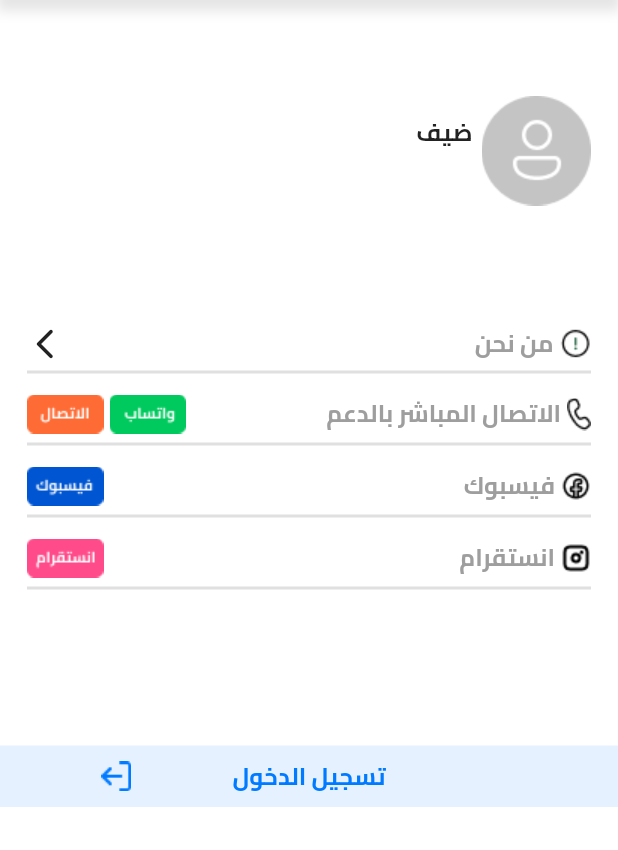
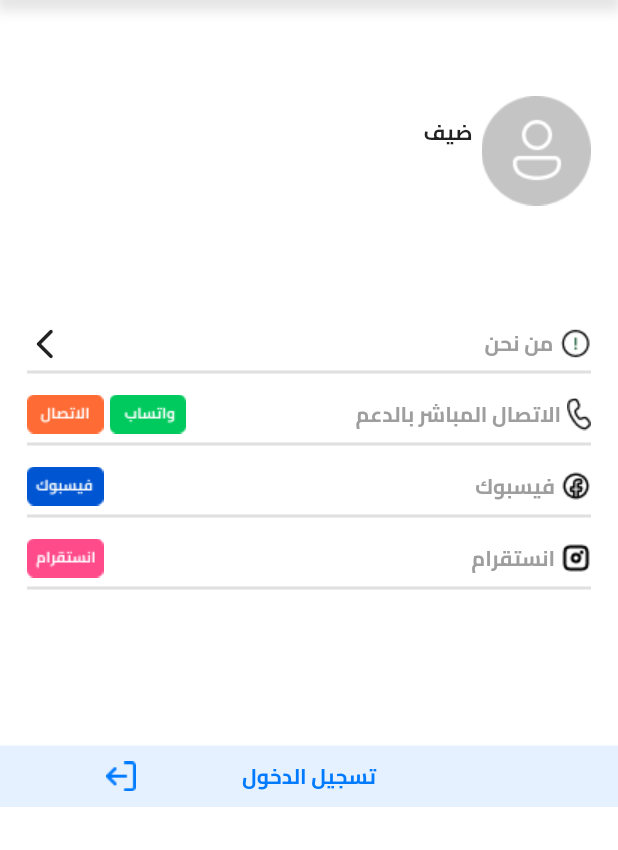
Before and after one commit to zaidoonkamil/Almasar-App, a Flutter app: the ProfileUser screen opened directly, on a phone screen of 412 x 824 dp, the part 75-925 px from its top. Run offline on Flutter 3.47's test engine with Material 3 defaults, Android fonts, the phone set to English and light mode, and no system bars; our stand-ins replace bloc, buttons_tabbar, carousel_slider, conditional_builder_null_safety, dio, flutter_bloc and 9 more; missing offline and left inert: onesignal_flutter; accounts and stored records are empty; network calls fail.

Commit message:
some update

```diff
--- a/lib/features/user/view/home.dart
+++ b/lib/features/user/view/home.dart
@@ -204,6 +204,7 @@ class Home extends StatelessWidget {
                                                         children: [
                                                           Container(
                                                             width: double.maxFinite,
+                                                            height: double.maxFinite,
                                                             margin: const EdgeInsets.all(4),
                                                             decoration: BoxDecoration(
                                                               color: Colors.white,
@@ -213,7 +214,7 @@ class Home extends StatelessWidget {
                                                               borderRadius: BorderRadius.circular(6),
                                                               child: Image.network(
                                                                 "$url/uploads/${cubit.vendorModel!.data[index].images[0]}",
-                                                                fit: BoxFit.fill,
+                                                                fit: BoxFit.cover,
                                                               ),
                                                             ),
                                                           ),
@@ -233,7 +234,7 @@ class Home extends StatelessWidget {
                                                                   children: [
                                                                     Expanded(
                                                                       child: Text(cubit.vendorModel!.data[index].name,
-                                                                      maxLines: 1,
+                                                                      maxLines: 2,
                                                                       overflow: TextOverflow.ellipsis,
                                                                       textAlign: TextAlign.center,
                                                                       style: TextStyle(color: Colors.white,fontSize: 14),),
--- a/lib/features/user/view/profile.dart
+++ b/lib/features/user/view/profile.dart
@@ -47,7 +47,7 @@ class ProfileUser extends StatelessWidget {
                                     Text(
                                       cubit.profileModel!.name,
                                       style: TextStyle(
-                                        fontSize: 16,
+                                        fontSize: 14,
                                         fontWeight: FontWeight.bold,
                                         color: Colors.black87,
                                       ),
@@ -94,7 +94,7 @@ class ProfileUser extends StatelessWidget {
                                         Text(
                                           'من نحن',
                                           style: TextStyle(
-                                            fontSize: 16,
+                                            fontSize: 14,
                                             fontWeight: FontWeight.bold,
                                             color: Colors.grey,
                                           ),
@@ -156,7 +156,7 @@ class ProfileUser extends StatelessWidget {
                                       Text(
                                         'الاتصال المباشر بالدعم',
                                         style: TextStyle(
-                                          fontSize: 16,
+                                          fontSize: 14,
                                           fontWeight: FontWeight.bold,
                                           color: Colors.grey,
                                         ),
@@ -201,7 +201,7 @@ class ProfileUser extends StatelessWidget {
                                       Text(
                                         'فيسبوك',
                                         style: TextStyle(
-                                          fontSize: 16,
+                                          fontSize: 14,
                                           fontWeight: FontWeight.bold,
                                           color: Colors.grey,
                                         ),
@@ -246,7 +246,7 @@ class ProfileUser extends StatelessWidget {
                                       Text(
                                         'انستقرام',
                                         style: TextStyle(
-                                          fontSize: 16,
+                                          fontSize: 14,
                                           fontWeight: FontWeight.bold,
                                           color: Colors.grey,
                                         ),
@@ -273,7 +273,7 @@ class ProfileUser extends StatelessWidget {
                           //             Text(
                           //               'تقييم التطبيق',
                           //               style: TextStyle(
-                          //                 fontSize: 16,
+                          //                 fontSize: 14,
                           //                 fontWeight: FontWeight.bold,
                           //                 color: Colors.grey,
                           //               ),
@@ -300,13 +300,13 @@ class ProfileUser extends StatelessWidget {
                           //             Text(
                           //               'مشاركة التطبيق',
                           //               style: TextStyle(
-                          //                 fontSize: 16,
+                          //                 fontSize: 14,
                           //                 fontWeight: FontWeight.bold,
                           //                 color: Colors.grey,
                           //               ),
                           //             ),
                           //             SizedBox(width: 4,),
-                          //             Image.asset('assets/images/octicon_share-16.png'),
+                          //             Image.asset('assets/images/octicon_share-14.png'),
                           //           ],
                           //         ),
                           //       ],
@@ -333,7 +333,7 @@ class ProfileUser extends StatelessWidget {
                                     borderRadius: BorderRadius.circular(8),
                                   ),
                                   title: Text("هل حقا ترغب في تسجيل الخروج ؟",
-                                    style: TextStyle(fontSize: 16),
+                                    style: TextStyle(fontSize: 14),
                                     textAlign: TextAlign.center,),
                                   content: Row(
                                     mainAxisAlignment: MainAxisAlignment.center,
@@ -373,7 +373,7 @@ class ProfileUser extends StatelessWidget {
                                 Text(
                                   'تسجيل الخروج',
                                   style: TextStyle(
-                                    fontSize: 16,
+                                    fontSize: 14,
                                     fontWeight: FontWeight.bold,
                                     color: primaryColor,
                                   ),
@@ -398,7 +398,7 @@ class ProfileUser extends StatelessWidget {
                                 Text(
                                   'تسجيل الدخول',
                                   style: TextStyle(
-                                    fontSize: 16,
+                                    fontSize: 14,
                                     fontWeight: FontWeight.bold,
                                     color: primaryColor,
                                   ),
@@ -420,7 +420,7 @@ class ProfileUser extends StatelessWidget {
                                     borderRadius: BorderRadius.circular(8),
                                   ),
                                   title: Text("هل حقا ترغب في حذف الحساب ؟",
-                                    style: TextStyle(fontSize: 16),
+                                    style: TextStyle(fontSize: 14),
                                     textAlign: TextAlign.center,),
                                   content: Row(
                                     mainAxisAlignment: MainAxisAlignment.center,
@@ -463,7 +463,7 @@ class ProfileUser extends StatelessWidget {
                                 Text(
                                   'حذف الحساب',
                                   style: TextStyle(
-                                    fontSize: 16,
+                                    fontSize: 14,
                                     fontWeight: FontWeight.bold,
                                     color: primaryColor,
                                   ),
```
Also changed, not shown: lib/features/admin/view/all_order.dart (+24 -24 lines), lib/features/user/view/orders.dart (+15 -15 lines).
